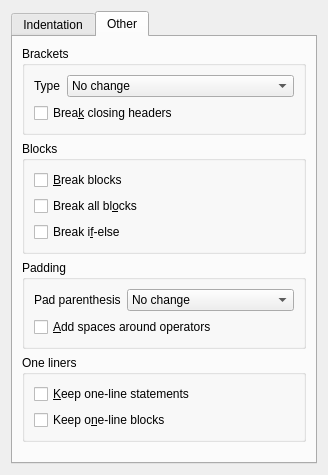
The window that formatters/astyle_preferences.ui (KDE/kdevelop) describes before a commit, drawn with Qt 5.
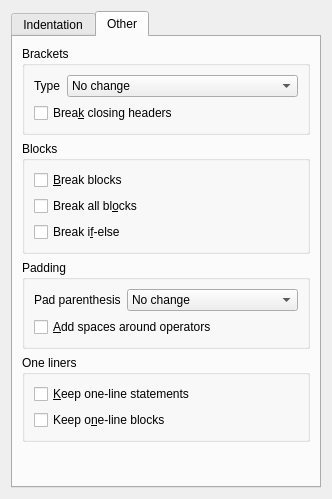
The same window after the commit. The open tabs and pages were chosen to show the change. Custom widgets are drawn as their Qt base class.

Commit message: Add some context to the break options.

Diff of the .ui file:
```diff
--- a/formatters/astyle_preferences.ui
+++ b/formatters/astyle_preferences.ui
@@ -1,12 +1,12 @@
 <ui version="4.0" >
  <class>AStylePreferences</class>
- <widget class="QWidget" name="AStylePreferences" >
-  <property name="geometry" >
+ <widget class="QWidget" name="AStylePreferences">
+  <property name="geometry">
    <rect>
     <x>0</x>
     <y>0</y>
-    <width>328</width>
-    <height>475</height>
+    <width>332</width>
+    <height>499</height>
    </rect>
   </property>
   <layout class="QHBoxLayout" name="horizontalLayout" >
@@ -265,16 +265,8 @@
        </item>
       </layout>
      </widget>
-     <widget class="QWidget" name="tabOther" >
-      <property name="geometry" >
-       <rect>
-        <x>0</x>
-        <y>0</y>
-        <width>312</width>
-        <height>436</height>
-       </rect>
-      </property>
-      <attribute name="title" >
+     <widget class="QWidget" name="tabOther">
+      <attribute name="title">
        <string>Other</string>
       </attribute>
       <layout class="QVBoxLayout" name="verticalLayout_8" >
@@ -530,16 +522,16 @@
   </layout>
  </widget>
  <customwidgets>
-  <customwidget>
-   <class>KComboBox</class>
-   <extends>QComboBox</extends>
-   <header>kcombobox.h</header>
-  </customwidget>
   <customwidget>
    <class>KListWidget</class>
    <extends>QListWidget</extends>
    <header>klistwidget.h</header>
   </customwidget>
+  <customwidget>
+   <class>KComboBox</class>
+   <extends>QComboBox</extends>
+   <header>kcombobox.h</header>
+  </customwidget>
   <customwidget>
    <class>KTabWidget</class>
    <extends>QTabWidget</extends>
```
Left out of the diff: 305 changed lines with no effect on the pictures.
